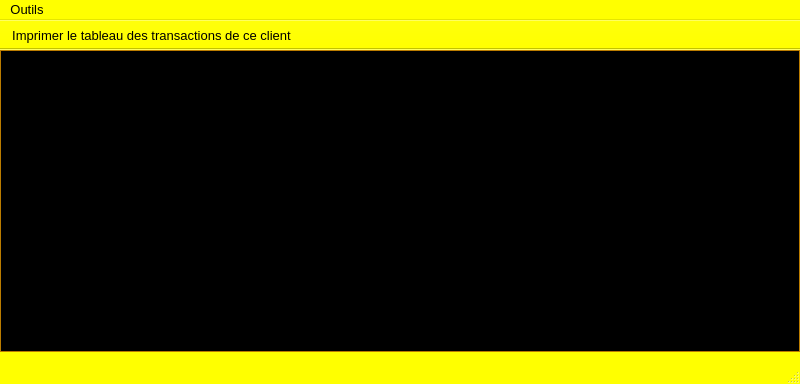
Before: the Qt Designer form ui/yeroth-erp-tableau-des-transactions-du-client-window.ui in xnoumbissinoundou/yeroth-erp-3.0, drawn with Qt 5.
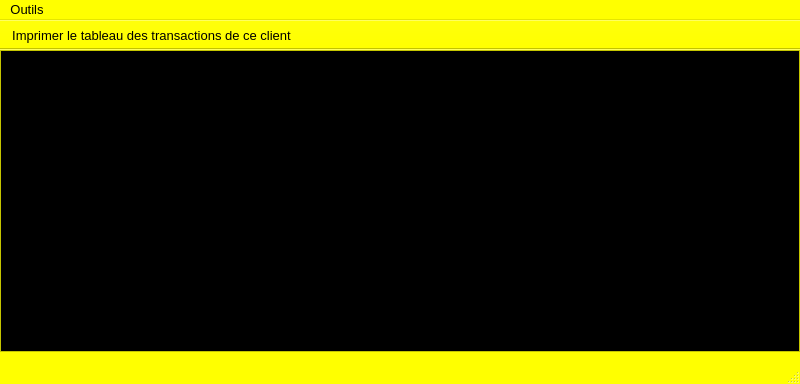
After: the same form once the commit is applied. Icons and pictures are not drawn. Custom widgets are drawn as their Qt base class.

```diff
--- a/ui/yeroth-erp-tableau-des-transactions-du-client-window.ui
+++ b/ui/yeroth-erp-tableau-des-transactions-du-client-window.ui
@@ -461,8 +461,8 @@
        <colorrole role="Button">
         <brush brushstyle="SolidPattern">
          <color alpha="255">
-          <red>242</red>
-          <green>161</green>
+          <red>255</red>
+          <green>255</green>
           <blue>0</blue>
          </color>
         </brush>
@@ -471,25 +471,25 @@
         <brush brushstyle="SolidPattern">
          <color alpha="255">
           <red>255</red>
-          <green>206</green>
-          <blue>108</blue>
+          <green>255</green>
+          <blue>127</blue>
          </color>
         </brush>
        </colorrole>
        <colorrole role="Midlight">
         <brush brushstyle="SolidPattern">
          <color alpha="255">
-          <red>248</red>
-          <green>183</green>
-          <blue>54</blue>
+          <red>255</red>
+          <green>255</green>
+          <blue>63</blue>
          </color>
         </brush>
        </colorrole>
        <colorrole role="Dark">
         <brush brushstyle="SolidPattern">
          <color alpha="255">
-          <red>121</red>
-          <green>80</green>
+          <red>127</red>
+          <green>127</green>
           <blue>0</blue>
          </color>
         </brush>
@@ -497,8 +497,8 @@
        <colorrole role="Mid">
         <brush brushstyle="SolidPattern">
          <color alpha="255">
-          <red>161</red>
-          <green>107</green>
+          <red>170</red>
+          <green>170</green>
           <blue>0</blue>
          </color>
         </brush>
@@ -515,18 +515,18 @@
        <colorrole role="BrightText">
         <brush brushstyle="SolidPattern">
          <color alpha="255">
-          <red>47</red>
-          <green>67</green>
-          <blue>67</blue>
+          <red>255</red>
+          <green>255</green>
+          <blue>255</blue>
          </color>
         </brush>
        </colorrole>
        <colorrole role="ButtonText">
         <brush brushstyle="SolidPattern">
          <color alpha="255">
-          <red>255</red>
-          <green>255</green>
-          <blue>255</blue>
+          <red>0</red>
+          <green>0</green>
+          <blue>0</blue>
          </color>
         </brush>
        </colorrole>
@@ -542,8 +542,8 @@
        <colorrole role="Window">
         <brush brushstyle="SolidPattern">
          <color alpha="255">
-          <red>242</red>
-          <green>161</green>
+          <red>255</red>
+          <green>255</green>
           <blue>0</blue>
          </color>
         </brush>
@@ -560,8 +560,8 @@
        <colorrole role="AlternateBase">
         <brush brushstyle="SolidPattern">
          <color alpha="255">
-          <red>248</red>
-          <green>208</green>
+          <red>255</red>
+          <green>255</green>
           <blue>127</blue>
          </color>
         </brush>
@@ -598,8 +598,8 @@
        <colorrole role="Button">
         <brush brushstyle="SolidPattern">
          <color alpha="255">
-          <red>242</red>
-          <green>161</green>
+          <red>255</red>
+          <green>255</green>
           <blue>0</blue>
          </color>
         </brush>
@@ -608,25 +608,25 @@
         <brush brushstyle="SolidPattern">
          <color alpha="255">
           <red>255</red>
-          <green>206</green>
-          <blue>108</blue>
+          <green>255</green>
+          <blue>127</blue>
          </color>
         </brush>
        </colorrole>
        <colorrole role="Midlight">
         <brush brushstyle="SolidPattern">
          <color alpha="255">
-          <red>248</red>
-          <green>183</green>
-          <blue>54</blue>
+          <red>255</red>
+          <green>255</green>
+          <blue>63</blue>
          </color>
         </brush>
        </colorrole>
        <colorrole role="Dark">
         <brush brushstyle="SolidPattern">
          <color alpha="255">
-          <red>121</red>
-          <green>80</green>
+          <red>127</red>
+          <green>127</green>
           <blue>0</blue>
          </color>
         </brush>
@@ -634,8 +634,8 @@
        <colorrole role="Mid">
         <brush brushstyle="SolidPattern">
          <color alpha="255">
-          <red>161</red>
-          <green>107</green>
+          <red>170</red>
+          <green>170</green>
           <blue>0</blue>
          </color>
         </brush>
@@ -652,18 +652,18 @@
        <colorrole role="BrightText">
         <brush brushstyle="SolidPattern">
          <color alpha="255">
-          <red>47</red>
-          <green>67</green>
-          <blue>67</blue>
+          <red>255</red>
+          <green>255</green>
+          <blue>255</blue>
          </color>
         </brush>
        </colorrole>
        <colorrole role="ButtonText">
         <brush brushstyle="SolidPattern">
          <color alpha="255">
-          <red>255</red>
-          <green>255</green>
-          <blue>255</blue>
+          <red>0</red>
+          <green>0</green>
+          <blue>0</blue>
          </color>
         </brush>
        </colorrole>
@@ -679,8 +679,8 @@
        <colorrole role="Window">
         <brush brushstyle="SolidPattern">
          <color alpha="255">
-          <red>242</red>
-          <green>161</green>
+          <red>255</red>
+          <green>255</green>
           <blue>0</blue>
          </color>
         </brush>
@@ -697,8 +697,8 @@
        <colorrole role="AlternateBase">
         <brush brushstyle="SolidPattern">
          <color alpha="255">
-          <red>248</red>
-          <green>208</green>
+          <red>255</red>
+          <green>255</green>
           <blue>127</blue>
          </color>
         </brush>
@@ -726,8 +726,8 @@
        <colorrole role="WindowText">
         <brush brushstyle="SolidPattern">
          <color alpha="255">
-          <red>121</red>
-          <green>80</green>
+          <red>127</red>
+          <green>127</green>
           <blue>0</blue>
          </color>
         </brush>
@@ -735,8 +735,8 @@
        <colorrole role="Button">
         <brush brushstyle="SolidPattern">
          <color alpha="255">
-          <red>242</red>
-          <green>161</green>
+          <red>255</red>
+          <green>255</green>
           <blue>0</blue>
          </color>
         </brush>
@@ -745,25 +745,25 @@
         <brush brushstyle="SolidPattern">
          <color alpha="255">
           <red>255</red>
-          <green>206</green>
-          <blue>108</blue>
+          <green>255</green>
+          <blue>127</blue>
          </color>
         </brush>
        </colorrole>
        <colorrole role="Midlight">
         <brush brushstyle="SolidPattern">
          <color alpha="255">
-          <red>248</red>
-          <green>183</green>
-          <blue>54</blue>
+          <red>255</red>
+          <green>255</green>
+          <blue>63</blue>
          </color>
         </brush>
        </colorrole>
        <colorrole role="Dark">
         <brush brushstyle="SolidPattern">
          <color alpha="255">
-          <red>121</red>
-          <green>80</green>
+          <red>127</red>
+          <green>127</green>
           <blue>0</blue>
          </color>
         </brush>
@@ -771,8 +771,8 @@
        <colorrole role="Mid">
         <brush brushstyle="SolidPattern">
          <color alpha="255">
-          <red>161</red>
-          <green>107</green>
+          <red>170</red>
+          <green>170</green>
           <blue>0</blue>
          </color>
         </brush>
@@ -780,8 +780,8 @@
        <colorrole role="Text">
         <brush brushstyle="SolidPattern">
          <color alpha="255">
-          <red>121</red>
-          <green>80</green>
+          <red>127</red>
+          <green>127</green>
           <blue>0</blue>
          </color>
         </brush>
@@ -789,17 +789,17 @@
        <colorrole role="BrightText">
         <brush brushstyle="SolidPattern">
          <color alpha="255">
-          <red>47</red>
-          <green>67</green>
-          <blue>67</blue>
+          <red>255</red>
+          <green>255</green>
+          <blue>255</blue>
          </color>
         </brush>
        </colorrole>
        <colorrole role="ButtonText">
         <brush brushstyle="SolidPattern">
          <color alpha="255">
-          <red>121</red>
-          <green>80</green>
+          <red>127</red>
+          <green>127</green>
           <blue>0</blue>
          </color>
         </brush>
@@ -807,8 +807,8 @@
        <colorrole role="Base">
         <brush brushstyle="SolidPattern">
          <color alpha="255">
-          <red>242</red>
-          <green>161</green>
+          <red>255</red>
+          <green>255</green>
           <blue>0</blue>
          </color>
         </brush>
@@ -816,8 +816,8 @@
        <colorrole role="Window">
         <brush brushstyle="SolidPattern">
          <color alpha="255">
-          <red>242</red>
-          <green>161</green>
+          <red>255</red>
+          <green>255</green>
           <blue>0</blue>
          </color>
         </brush>
@@ -834,8 +834,8 @@
        <colorrole role="AlternateBase">
         <brush brushstyle="SolidPattern">
          <color alpha="255">
-          <red>242</red>
-          <green>161</green>
+          <red>255</red>
+          <green>255</green>
           <blue>0</blue>
          </color>
         </brush>
```
